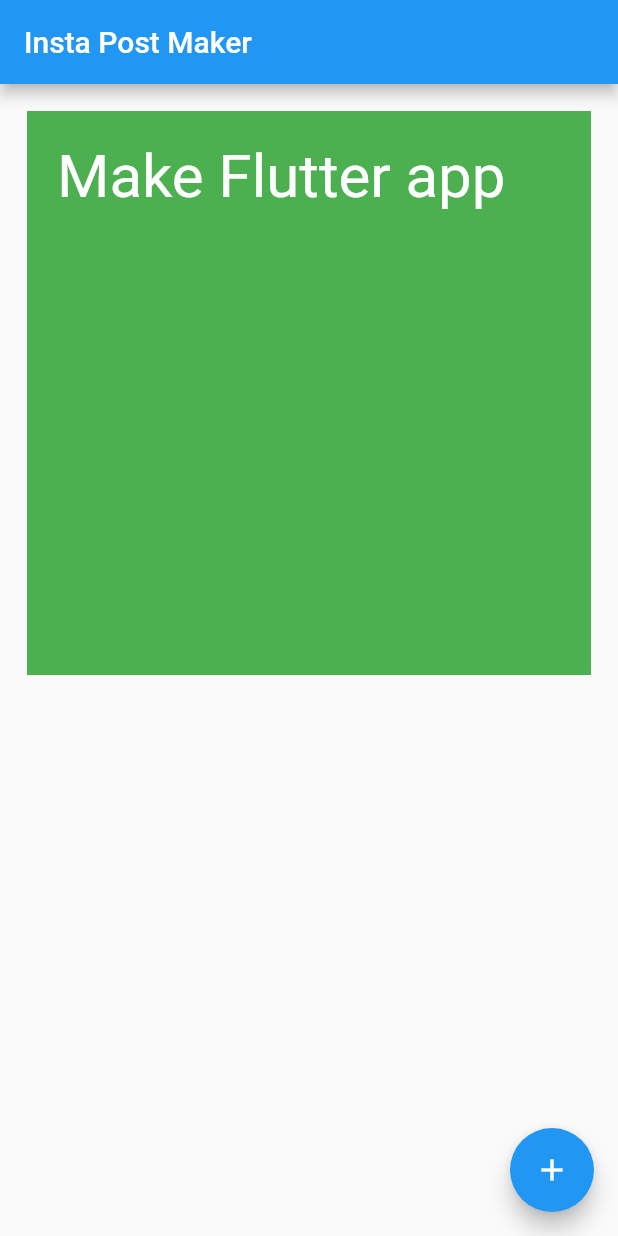
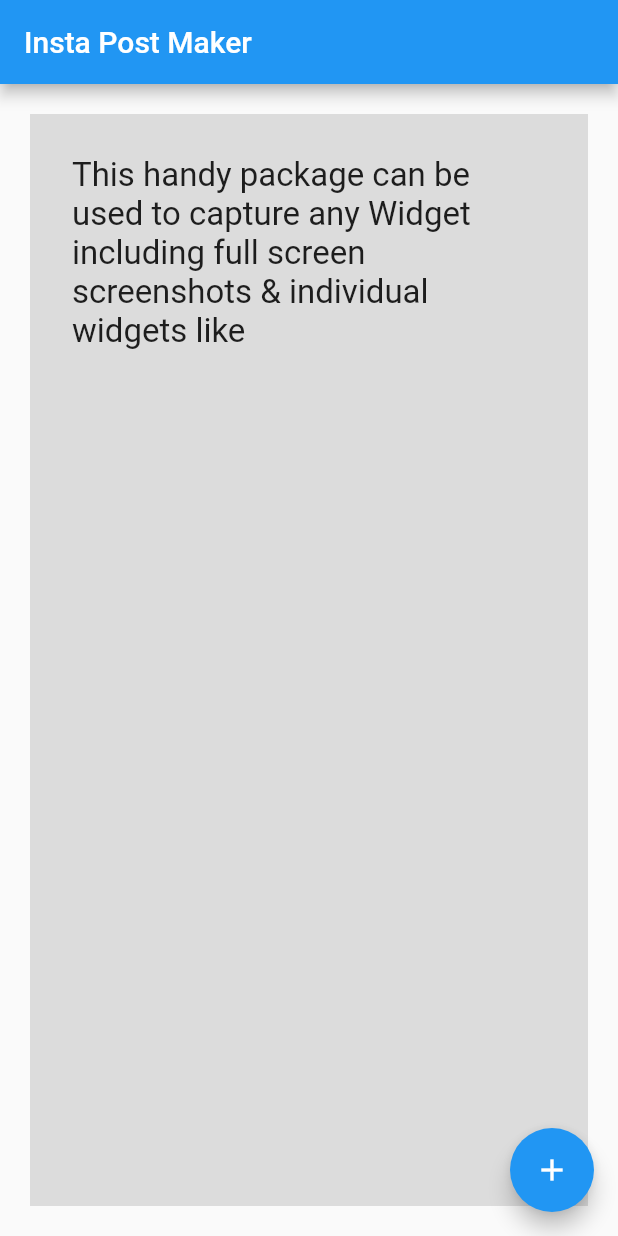
Before and after one commit to yertayquanysov/text2image, a Flutter app: the screen it shows after launch, after a tap on the "add" icon, on a phone screen of 412 x 824 dp. Run offline on Flutter 3.47's test engine with Material 2 defaults, Android fonts, the phone set to English and light mode, and no system bars; our stand-ins replace google_fonts; Roboto replaces fonts that are missing (Ubuntu).

Commit message:
Added post item

```diff
--- a/lib/file_repository.dart
+++ /dev/null
@@ -1,27 +0,0 @@
-import 'dart:ui';
-
-import 'package:image_gallery_saver/image_gallery_saver.dart';
-import 'package:insta_post_maker/text_painter.dart';
-import 'package:permission_handler/permission_handler.dart';
-
-abstract class FileRepository {
-  void saveToGallery(TextPaint painter);
-}
-
-class FileRepositoryImpl implements FileRepository {
-  @override
-  void saveToGallery(TextPaint painter) async {
-
-    var res = await painter.getImage();
-    var image = await res.toByteData(format: ImageByteFormat.png);
-
-    final PermissionStatus status = await Permission.storage.request();
-
-    if (status.isGranted) {
-      ImageGallerySaver.saveImage(
-        image!.buffer.asUint8List(image.offsetInBytes, image.lengthInBytes),
-        name: "app",
-      );
-    }
-  }
-}
--- a/lib/main.dart
+++ b/lib/main.dart
@@ -1,6 +1,5 @@
 import 'package:flutter/material.dart';
-import 'package:insta_post_maker/file_repository.dart';
-import 'package:insta_post_maker/text_painter.dart';
+import 'package:insta_post_maker/pages/home_page.dart';
 
 void main() => runApp(PostMaker());
 
@@ -12,38 +11,3 @@ class PostMaker extends StatelessWidget {
     );
   }
 }
-
-class HomePage extends StatefulWidget {
-  HomePage({Key? key}) : super(key: key);
-
-  @override
-  _HomePageState createState() => _HomePageState();
-}
-
-class _HomePageState extends State<HomePage> {
-  final _painter = TextPaint();
-  final _fileRepository = FileRepositoryImpl();
-
-  @override
-  Widget build(BuildContext context) {
-    return Scaffold(
-      appBar: AppBar(
-        title: const Text("Insta Post Maker"),
-      ),
-      body: Padding(
-        padding: const EdgeInsets.all(18.0),
-        child: CustomPaint(
-          painter: _painter,
-          child: Container(
-            width: 1080,
-            height: 1080,
-          ),
-        ),
-      ),
-      floatingActionButton: FloatingActionButton(
-        child: const Icon(Icons.add),
-        onPressed: () => _fileRepository.saveToGallery(_painter),
-      ),
-    );
-  }
-}
--- /dev/null
+++ b/lib/pages/home_page.dart
@@ -0,0 +1,26 @@
+import 'package:flutter/cupertino.dart';
+import 'package:flutter/material.dart';
+import 'package:insta_post_maker/widgets/post_item.dart';
+
+import '../services/file_service.dart';
+
+class HomePage extends StatelessWidget {
+  final _fileRepository = FileRepositoryImpl();
+
+  @override
+  Widget build(BuildContext context) {
+    return Scaffold(
+      appBar: AppBar(
+        title: const Text("Insta Post Maker"),
+      ),
+      body: PostTemplate(
+        text:
+            "This handy package can be used to capture any Widget including full screen screenshots & individual widgets like",
+      ),
+      floatingActionButton: FloatingActionButton(
+        child: const Icon(Icons.add),
+        onPressed: () => _fileRepository.saveToGallery(),
+      ),
+    );
+  }
+}
--- /dev/null
+++ b/lib/services/file_service.dart
@@ -0,0 +1,19 @@
+abstract class FileRepository {
+  void saveToGallery();
+}
+
+class FileRepositoryImpl implements FileRepository {
+  @override
+  void saveToGallery() async {
+    /*var image = await res.toByteData(format: ImageByteFormat.png);
+
+    final PermissionStatus status = await Permission.storage.request();
+
+    if (status.isGranted) {
+      ImageGallerySaver.saveImage(
+        image!.buffer.asUint8List(image.offsetInBytes, image.lengthInBytes),
+        name: "app",
+      );
+    }*/
+  }
+}
--- a/lib/text_painter.dart
+++ /dev/null
@@ -1,43 +0,0 @@
-import 'dart:ui' as ui;
-
-import 'package:flutter/material.dart';
-import 'package:google_fonts/google_fonts.dart';
-
-class TextPaint extends CustomPainter {
-  Future<ui.Image> getImage() async {
-    final recorder = ui.PictureRecorder();
-
-    paint(Canvas(recorder), const Size(1080, 1080));
-
-    final picture = recorder.endRecording();
-    return await picture.toImage(1080, 1080);
-  }
-
-  @override
-  void paint(Canvas canvas, Size size) {
-
-    final paint = Paint();
-    paint.color = Colors.green;
-
-    canvas.drawRect(Rect.fromLTWH(0, 0, size.width, size.width), paint);
-
-    final TextPainter text = TextPainter(
-      textDirection: TextDirection.ltr,
-      text: TextSpan(
-        text: "Make Flutter app",
-        style: GoogleFonts.ubuntu(
-          color: Colors.white,
-          fontSize: 40.0,
-        ),
-      ),
-    );
-
-    text.layout(minWidth: 0, maxWidth: size.width - 30);
-    text.paint(canvas, Offset(20, 20));
-  }
-
-  @override
-  bool shouldRepaint(covariant CustomPainter oldDelegate) {
-    return false;
-  }
-}
--- /dev/null
+++ b/lib/widgets/post_item.dart
@@ -0,0 +1,28 @@
+import 'package:flutter/material.dart';
+import 'package:google_fonts/google_fonts.dart';
+
+class PostTemplate extends StatelessWidget {
+  const PostTemplate({
+    Key? key,
+    required this.text,
+  }) : super(key: key);
+
+  final String text;
+
+  @override
+  Widget build(BuildContext context) {
+    return LayoutBuilder(
+      builder: (_, __) => Container(
+        width: 1080,
+        height: 1080,
+        padding: const EdgeInsets.all(28),
+        margin: const EdgeInsets.all(20),
+        color: Colors.black12,
+        child: Text(
+          text,
+          style: GoogleFonts.ubuntu(fontSize: 22),
+        ),
+      ),
+    );
+  }
+}
--- a/pubspec.yaml
+++ b/pubspec.yaml
@@ -12,7 +12,7 @@ dependencies:
   flutter:
     sdk: flutter
   image_gallery_saver: '^1.5.0'
-  google_fonts: ^1.1.2
+  google_fonts: ^2.1.0
   permission_handler: ^5.1.0+2
 
 dev_dependencies:
```
Also changed, not shown: pubspec.lock.
